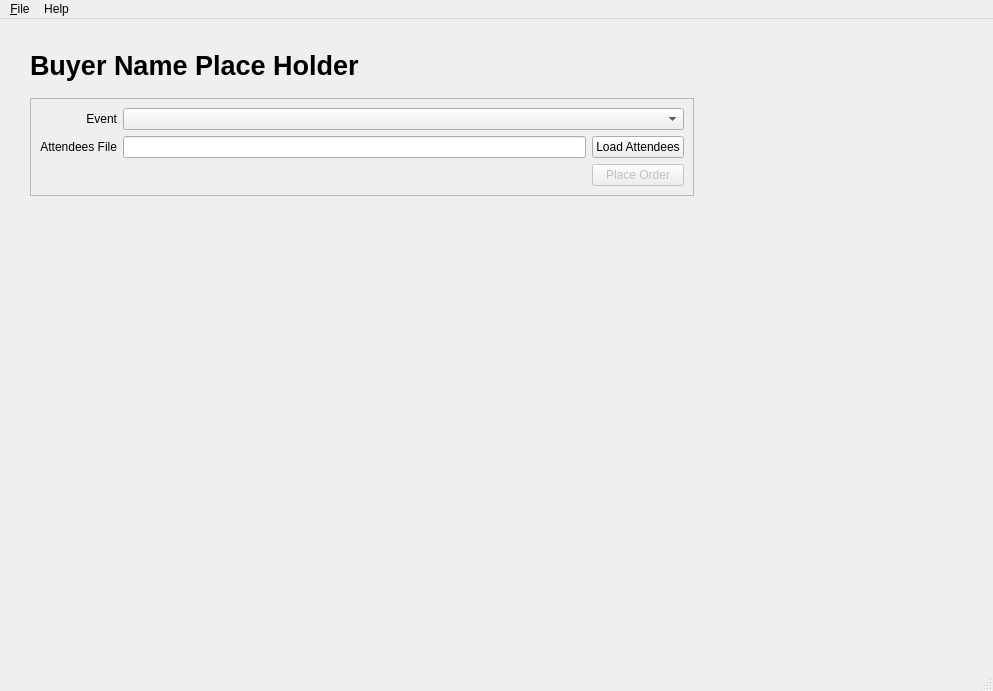
Above: mass_signup.ui from boscokclau/mass_signup before the change. Below: the same form after it.
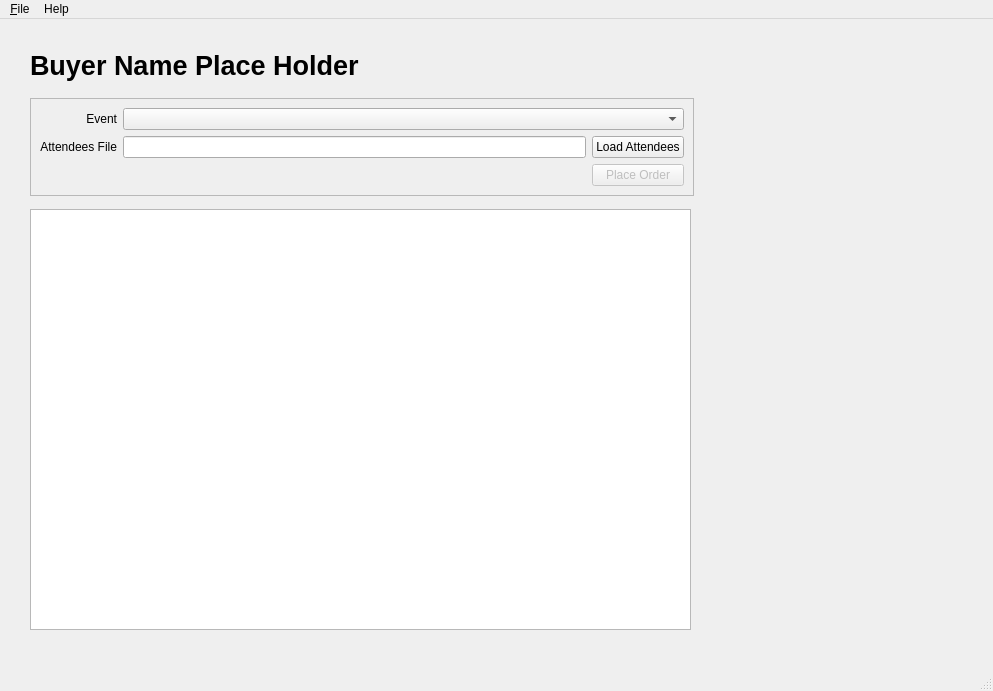
That is the form after the change.

Commit message: Use QThread to make UI responsive.

What changed in the file:
```diff
--- a/mass_signup.ui
+++ b/mass_signup.ui
@@ -20,7 +20,7 @@
    <string>OLMV Mass Multi-attendee Registration</string>
   </property>
   <widget class="QWidget" name="centralwidget">
-   <widget class="QWidget" name="">
+   <widget class="QWidget" name="layoutWidget">
     <property name="geometry">
      <rect>
       <x>30</x>
@@ -101,6 +101,19 @@
      </item>
     </layout>
    </widget>
+   <widget class="QPlainTextEdit" name="txtProgressMessage">
+    <property name="geometry">
+     <rect>
+      <x>30</x>
+      <y>190</y>
+      <width>661</width>
+      <height>421</height>
+     </rect>
+    </property>
+    <property name="readOnly">
+     <bool>true</bool>
+    </property>
+   </widget>
   </widget>
   <widget class="QMenuBar" name="menubar">
    <property name="geometry">
```
The commit also changes 4 other files.
